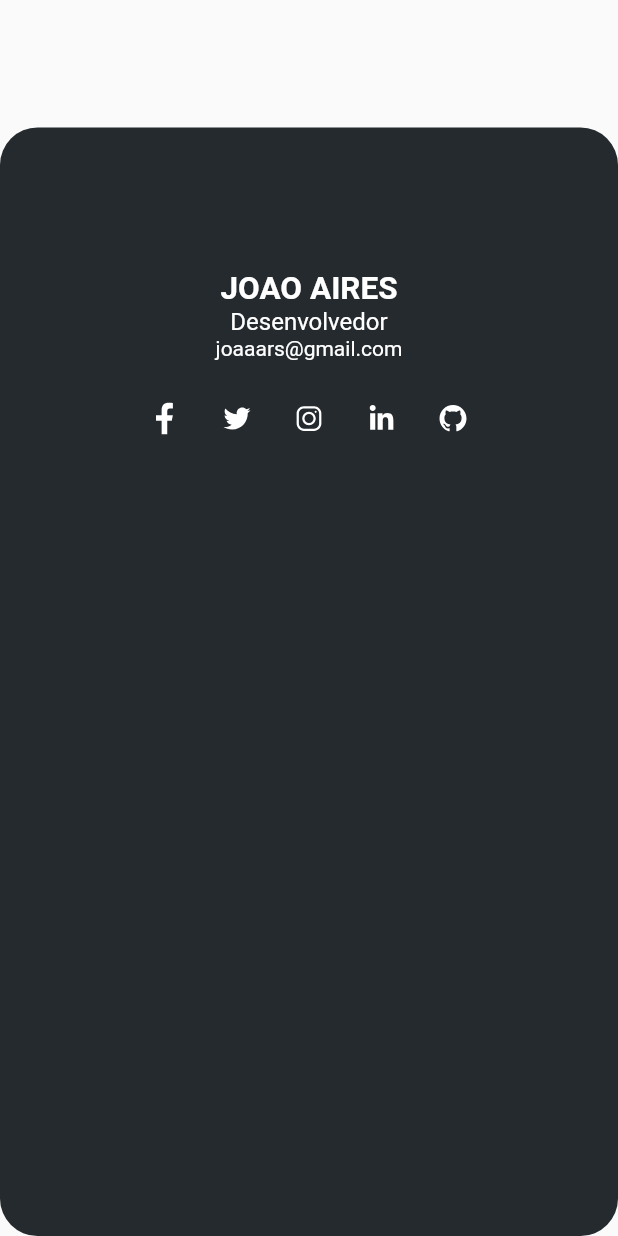
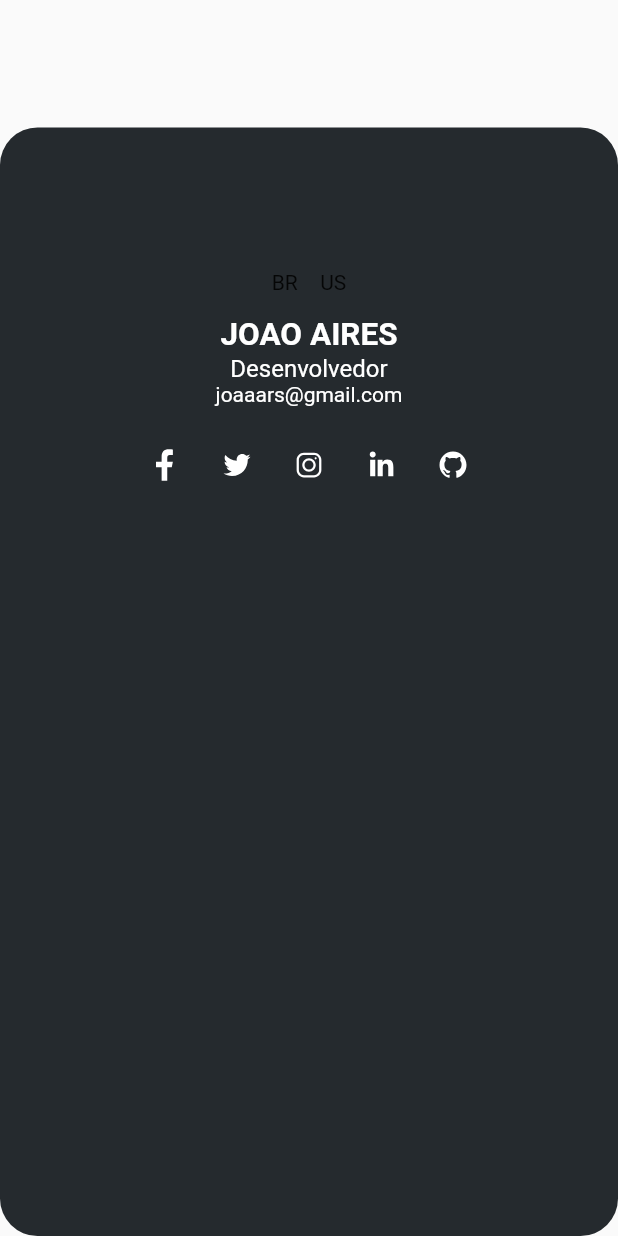
Before and after one commit to joaoaaires/perfil, a Flutter app: the HomeSocialMediaBioWidget widget shown alone on an empty page, opened directly, on a phone screen of 412 x 824 dp. Run offline on Flutter 3.47's test engine with Material 2 defaults, Android fonts, the light colour scheme and no system bars; our stand-ins replace get, line_icons; missing offline and left inert: dart:js.

Commit message:
adicionando ingles e portugues

```diff
--- a/lib/app/app_widget.dart
+++ b/lib/app/app_widget.dart
@@ -1,5 +1,6 @@
 import 'package:flutter/material.dart';
 import 'package:get/get.dart';
+import 'package:perfil/app/lang/app_localization.dart';
 
 import 'routes/app_pages.dart';
 import 'routes/app_routes.dart';
@@ -12,6 +13,8 @@ class AppWidget extends StatelessWidget {
   Widget build(BuildContext context) {
     return GetMaterialApp(
       debugShowCheckedModeBanner: false,
+      locale: AppLocalization.locale,
+      translations: AppLocalization(),
       theme: AppTheme.theme,
       initialRoute: AppRoutes.initial,
       getPages: AppPages.pages,
--- a/lib/app/core/util/spacer.dart
+++ b/lib/app/core/util/spacer.dart
@@ -1,3 +1,5 @@
 import 'package:flutter/cupertino.dart';
 
 SizedBox spacerHeight({required double height}) => SizedBox(height: height,);
+
+SizedBox spacerWidth({required double width}) => SizedBox(width: width,);
--- a/lib/app/features/home/pages/home_header_page.dart
+++ b/lib/app/features/home/pages/home_header_page.dart
@@ -1,6 +1,7 @@
 
 import 'package:flutter/material.dart';
-import 'package:perfil/app/features/home/widgets/home_social_media_widget.dart';
+
+import '../widgets/home_social_media_widget.dart';
 
 class HomeHeaderPage extends StatelessWidget {
   const HomeHeaderPage({ Key? key }) : super(key: key);
--- a/lib/app/features/home/widgets/home_social_media_bio_widget.dart
+++ b/lib/app/features/home/widgets/home_social_media_bio_widget.dart
@@ -1,3 +1,4 @@
+// ignore: avoid_web_libraries_in_flutter
 import 'dart:js' as js;
 
 import 'package:flutter/material.dart';
@@ -27,6 +28,16 @@ class HomeSocialMediaBioWidget extends StatelessWidget {
       width: double.infinity,
       child: Column(
         children: [
+          Row(
+            mainAxisAlignment: MainAxisAlignment.center,
+            crossAxisAlignment: CrossAxisAlignment.center,
+            children: [
+              Text("BR"),
+              spacerWidth(width: 15),
+              Text("US"),
+            ],
+          ),
+          spacerHeight(height: 15),
           const Text(
             "JOAO AIRES",
             style: TextStyle(
@@ -35,9 +46,9 @@ class HomeSocialMediaBioWidget extends StatelessWidget {
               fontWeight: FontWeight.bold,
             ),
           ),
-          const Text(
-            "Desenvolvedor",
-            style: TextStyle(
+          Text(
+            "desenvolvedor".tr,
+            style: const TextStyle(
               color: Colors.white,
               fontSize: 16,
             ),
--- /dev/null
+++ b/lib/app/lang/app_localization.dart
@@ -0,0 +1,26 @@
+import 'package:flutter/cupertino.dart';
+import 'package:get/get.dart';
+
+import 'en_us.dart';
+import 'pt_br.dart';
+
+class AppLocalization extends Translations {
+
+  static const locale = Locale('pt', 'BR');
+
+  static const langs = [
+    'Português'
+    'English'
+  ];
+
+    static const locales = [
+    Locale('pt', 'BR'),
+    Locale('en', 'US'),
+  ];
+
+  @override
+  Map<String, Map<String, String>> get keys => {
+    'pt_BR':ptBr,
+    'en_US':enUs,
+  };
+}
--- /dev/null
+++ b/lib/app/lang/en_us.dart
@@ -0,0 +1,8 @@
+const Map<String, String> enUs = {
+  "desenvolvedor": "1",
+  "sobremimtitulo": "2",
+  "sobremimtext": "3",
+  "linguagens": "4",
+  "ferramentas": "5",
+  "outros": "6",
+};
--- /dev/null
+++ b/lib/app/lang/pt_br.dart
@@ -0,0 +1,16 @@
+const Map<String, String> ptBr = {
+  "desenvolvedor": "Desenvolvedor",
+  "sobremimtitulo": "Sobre mim",
+  "sobremimtext": '''
+    Atuo no mercado de desenvolvimento de softwares desde 2014, e ao longo desse tempo venho colecionado experiencias em diversas linguagens e ferramentas. Possuo especialidades em desenvolvimento back-end e mobile.
+
+    Busco novas e melhores maneiras de realizar minhas tarefas e criar meus códigos. E sempre estou pronto para receber uma crítica ou aprender algo novo. Gosto de manter meus projetos organizados e sempre cumprir prazos.
+
+    Além de um desenvolvedor, gosto de praticar esportes como futebol e vôlei, gosto de fazer uma caminhada quando possível. Fã de animes, gosto dos últimos lançamentos como Demon Slayer e Jujutsu Kaisen. Gosto muito de viajar e já conheci a cidade de Toronto no Canada, e tenho sonho de conhecer New York.
+
+    Entre em contato comigo através das redes sociais. :D
+  ''',
+  "linguagens": "Linguagens de programação",
+  "ferramentas": "Frameworks",
+  "outros": "Outros",
+};
```
Also changed, not shown: lib/app/features/home/pages/home_body_page.dart (+11 -18 lines), pubspec.yaml (+0 -85 lines), pubspec.lock.
